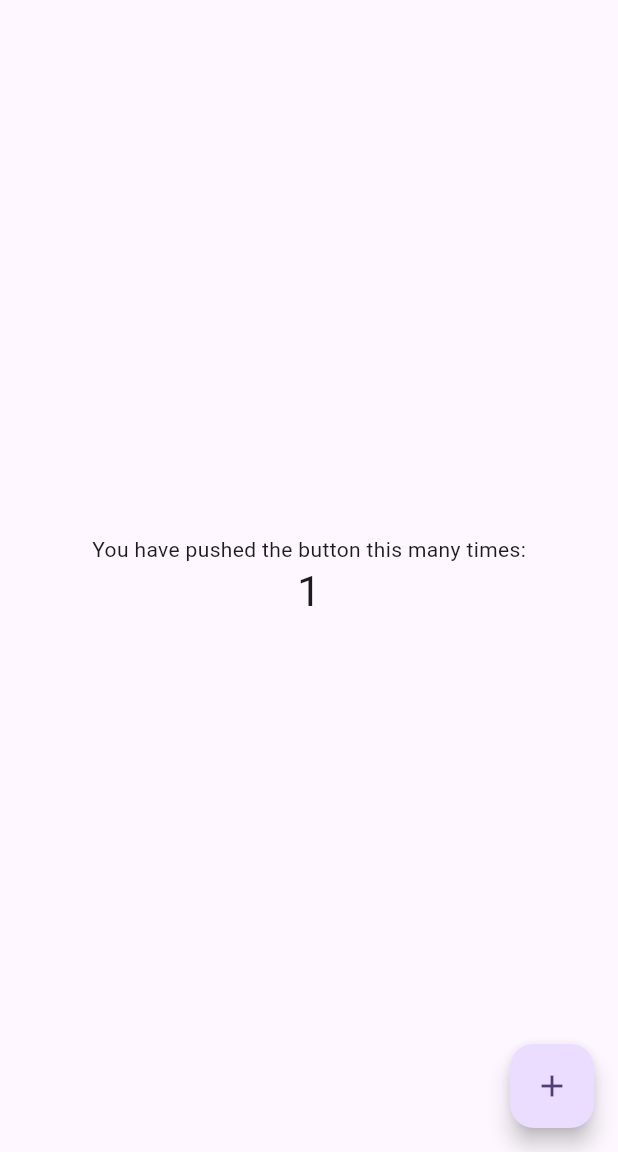
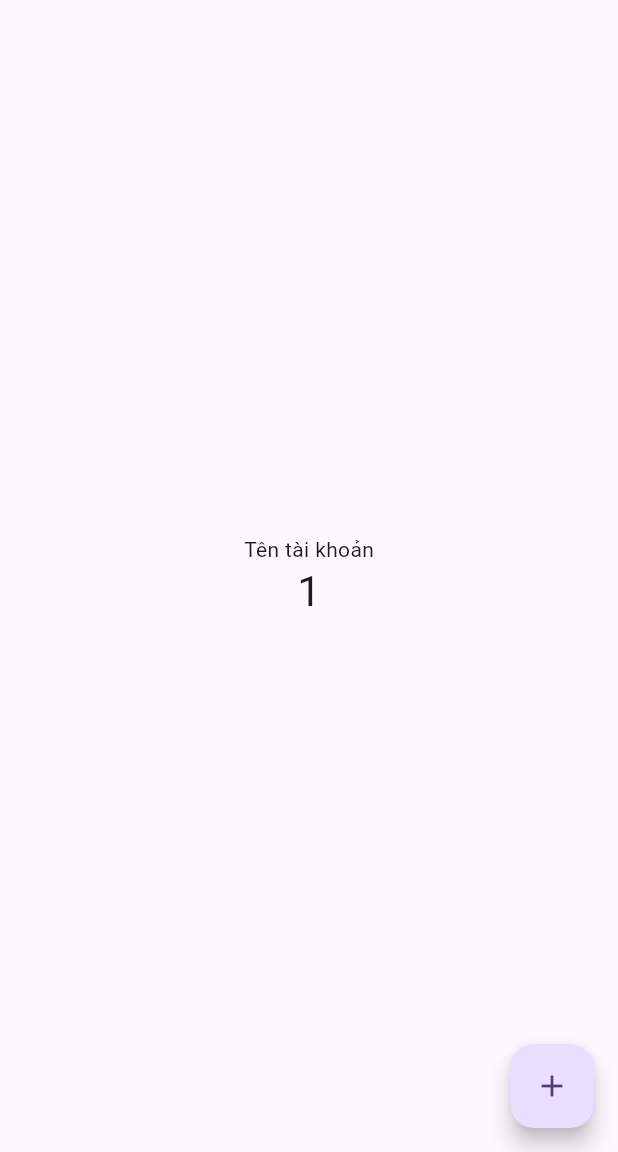
Before and after one commit to TrungVan1519/refs-flutter-architecture-v1, a Flutter app: the screen it shows after launch, after a tap on the "add" icon, on a phone screen of 412 x 824 dp, the part 84-1236 px from its top. Run offline on Flutter 3.47's test engine with Material 3 defaults, Android fonts, the phone set to English and light mode, and no system bars; our stand-ins replace flutter_riverpod; generated files the repository leaves out were written again.

Commit message:
Add i18n to base_app

```diff
--- /dev/null
+++ b/base_app/l10n.yaml
@@ -0,0 +1,3 @@
+arb-dir: lib/l10n
+template-arb-file: app_en.arb
+output-localization-file: app_localizations.dart
--- /dev/null
+++ b/base_app/lib/core/extensions/contextx.dart
@@ -0,0 +1,6 @@
+import 'package:flutter/material.dart';
+import 'package:flutter_gen/gen_l10n/app_localizations.dart';
+
+extension ContextX on BuildContext {
+  AppLocalizations get lang => AppLocalizations.of(this)!;
+}
--- /dev/null
+++ b/base_app/lib/core/utils/app_constants.dart
@@ -0,0 +1,8 @@
+import 'package:flutter/material.dart';
+
+class AppConstants {
+  static const supportedLocales = [
+    Locale('en'), // English
+    Locale('vi'), // Vietnamese
+  ];
+}
--- /dev/null
+++ b/base_app/lib/l10n/app_en.arb
@@ -0,0 +1,4 @@
+{
+  "username": "Username",
+  "password": "Password"
+}
--- /dev/null
+++ b/base_app/lib/l10n/app_vi.arb
@@ -0,0 +1,4 @@
+{
+  "username": "Tên tài khoản",
+  "password": "Mật khẩu"
+}
--- a/base_app/lib/main.dart
+++ b/base_app/lib/main.dart
@@ -1,7 +1,14 @@
+import 'package:base_app/core/extensions/contextx.dart';
+import 'package:base_app/core/utils/app_constants.dart';
 import 'package:flutter/material.dart';
+import 'package:flutter_gen/gen_l10n/app_localizations.dart';
+import 'package:flutter_localizations/flutter_localizations.dart';
+import 'package:flutter_riverpod/flutter_riverpod.dart';
 
-void main() {
-  runApp(const MyApp());
+void main() async {
+  WidgetsFlutterBinding.ensureInitialized();
+
+  runApp(const ProviderScope(child: MyApp()));
 }
 
 class MyApp extends StatelessWidget {
@@ -15,6 +22,14 @@ class MyApp extends StatelessWidget {
         colorScheme: ColorScheme.fromSeed(seedColor: Colors.deepPurple),
         useMaterial3: true,
       ),
+      locale: const Locale('vi'),
+      localizationsDelegates: const [
+        AppLocalizations.delegate,
+        GlobalMaterialLocalizations.delegate,
+        GlobalWidgetsLocalizations.delegate,
+        GlobalCupertinoLocalizations.delegate,
+      ],
+      supportedLocales: AppConstants.supportedLocales,
       home: const MyHomePage(title: 'Flutter Demo Home Page'),
     );
   }
@@ -49,9 +64,7 @@ class _MyHomePageState extends State<MyHomePage> {
         child: Column(
           mainAxisAlignment: MainAxisAlignment.center,
           children: <Widget>[
-            const Text(
-              'You have pushed the button this many times:',
-            ),
+            Text(context.lang.username),
             Text(
               '$_counter',
               style: Theme.of(context).textTheme.headlineMedium,
--- a/base_app/pubspec.yaml
+++ b/base_app/pubspec.yaml
@@ -11,6 +11,9 @@ environment:
 dependencies:
   flutter:
     sdk: flutter
+  flutter_localizations:
+    sdk: flutter
+  intl: any
 
   cupertino_icons: ^1.0.6
   flutter_riverpod: ^2.6.1
@@ -28,3 +31,4 @@ dev_dependencies:
 
 flutter:
   uses-material-design: true
+  generate: true
```
Also changed, not shown: base_app/pubspec.lock.
